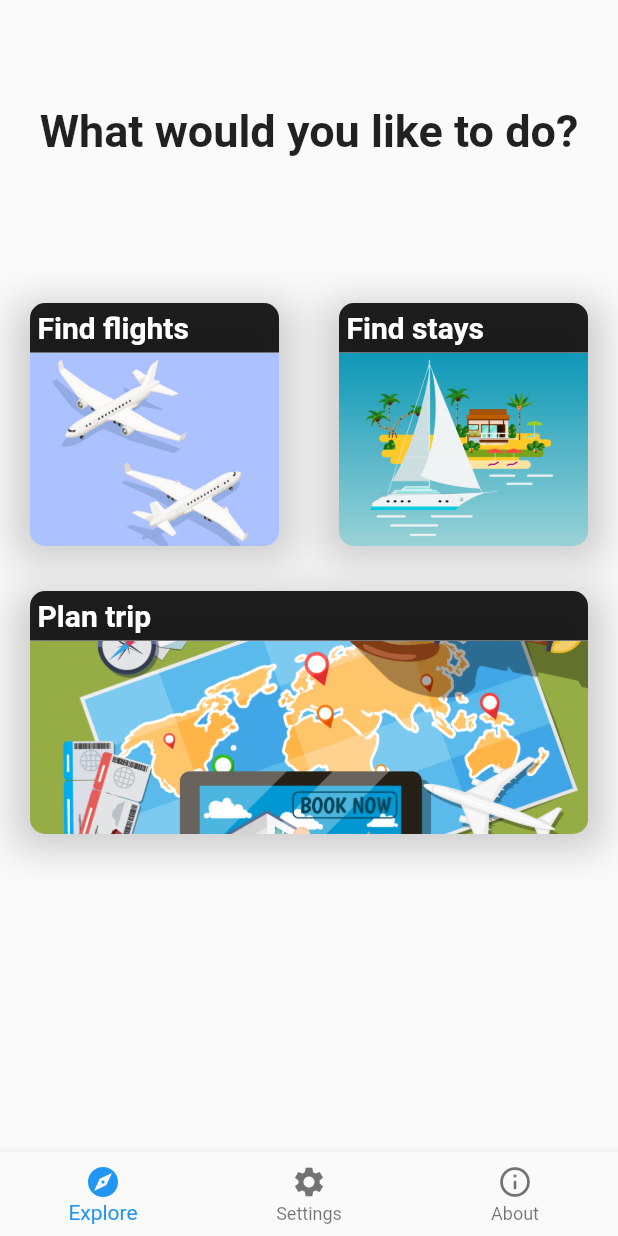
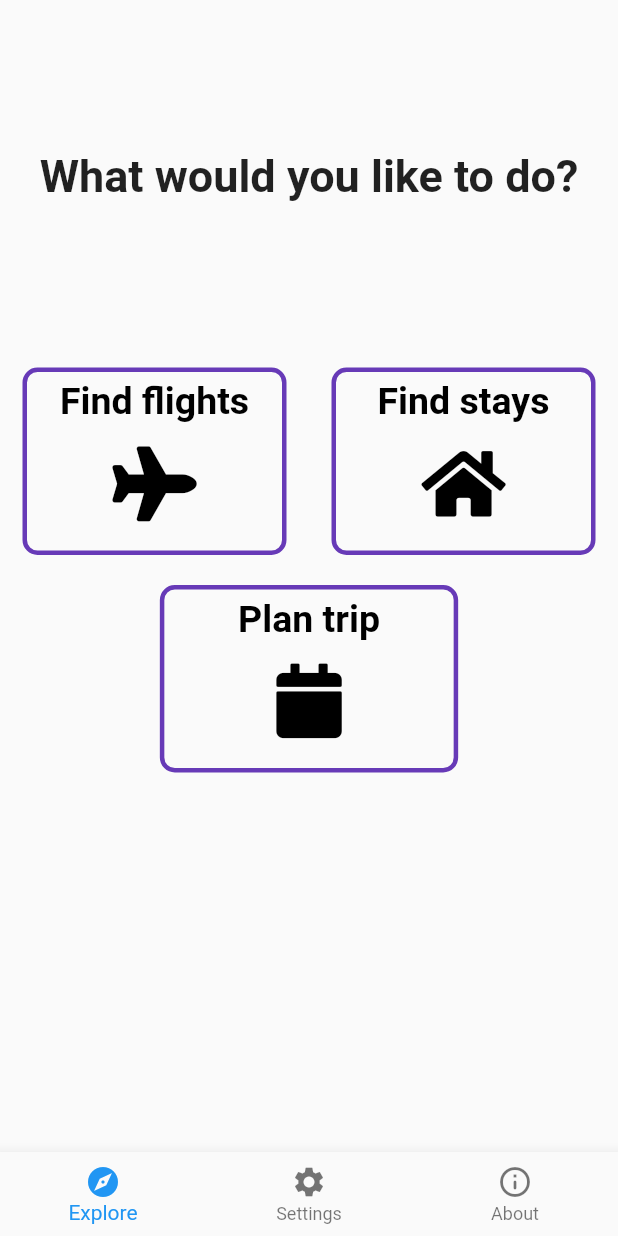
Before and after one commit to tombortniak/TravelFinder, a Flutter app: the screen it shows after launch, on a phone screen of 412 x 824 dp. Run offline on Flutter 3.47's test engine with Material 2 defaults, Android fonts, the light colour scheme and no system bars; our stand-ins replace cloud_firestore, firebase_core, flutter_spinkit, font_awesome_flutter, grouped_list, modal_bottom_sheet and 1 more; missing offline and left inert: emoji_flag_converter; accounts and stored records are empty.

```diff
--- a/lib/components/explore_option_card.dart
+++ b/lib/components/explore_option_card.dart
@@ -1,14 +1,15 @@
 import 'package:flutter/material.dart';
+import 'package:font_awesome_flutter/font_awesome_flutter.dart';
 import 'package:travel_finder/constants.dart';
 
 class ExploreOptionCard extends StatelessWidget {
   final String _title;
-  final AssetImage _image;
+  final IconData _icon;
   final VoidCallback _onTap;
 
-  ExploreOptionCard({required title, required image, required onTap})
+  ExploreOptionCard({required title, required icon, required onTap})
       : _title = title,
-        _image = image,
+        _icon = icon,
         _onTap = onTap;
 
   @override
@@ -16,53 +17,33 @@ class ExploreOptionCard extends StatelessWidget {
     return InkWell(
       onTap: _onTap,
       child: Container(
-        margin: EdgeInsets.all(10.0),
-        decoration: BoxDecoration(boxShadow: [
-          BoxShadow(
-            color: Colors.grey.withOpacity(0.5),
-            blurRadius: 20.0,
-          )
-        ]),
+        margin: EdgeInsets.symmetric(vertical: 10.0, horizontal: 15.0),
+        padding: EdgeInsets.all(5.0),
         child: Column(
+          mainAxisAlignment: MainAxisAlignment.start,
           crossAxisAlignment: CrossAxisAlignment.stretch,
           children: [
-            Container(
-              padding: EdgeInsets.all(5.0),
-              margin: EdgeInsets.only(
-                left: 10.0,
-                right: 10.0,
-              ),
-              decoration: BoxDecoration(
-                color: Colors.black87,
-                borderRadius: BorderRadius.only(
-                  topLeft: Radius.circular(10.0),
-                  topRight: Radius.circular(10.0),
-                ),
-              ),
-              child: Text(
-                _title,
-                style: kOptionCardTextStyle,
-                textAlign: TextAlign.start,
-              ),
+            Text(
+              _title,
+              style: kOptionCardTextStyle,
+              textAlign: TextAlign.center,
             ),
-            Expanded(
-              child: Container(
-                margin: EdgeInsets.only(left: 10.0, right: 10.0, bottom: 10.0),
-                padding: EdgeInsets.all(10.0),
-                decoration: BoxDecoration(
-                  borderRadius: BorderRadius.only(
-                    bottomLeft: Radius.circular(10.0),
-                    bottomRight: Radius.circular(10.0),
-                  ),
-                  image: DecorationImage(
-                    image: _image,
-                    fit: BoxFit.cover,
-                  ),
-                ),
-              ),
+            SizedBox(
+              height: 15.0,
+            ),
+            Icon(
+              _icon,
+              size: 50.0,
+              color: Colors.black,
+            ),
+            SizedBox(
+              height: 15.0,
             ),
           ],
         ),
+        decoration: BoxDecoration(
+            border: Border.all(width: 3.0, color: Colors.deepPurple),
+            borderRadius: BorderRadius.circular(10.0)),
       ),
     );
   }
--- a/lib/components/flight_search_field.dart
+++ b/lib/components/flight_search_field.dart
@@ -33,7 +33,7 @@ class _FlightSearchFieldState extends State<FlightSearchField> {
           ],
         ),
         margin: EdgeInsets.symmetric(horizontal: 15.0, vertical: 2.0),
-        padding: EdgeInsets.all(10.0),
+        padding: EdgeInsets.all(25.0),
         decoration: BoxDecoration(
           color: Colors.white,
           border: Border.all(color: Colors.grey),
--- a/lib/constants.dart
+++ b/lib/constants.dart
@@ -1,4 +1,8 @@
 import 'package:flutter/material.dart';
+
+const kBaseRyanairUrl = 'https://services-api.ryanair.com/farfnd/3/';
+const kOneWayUrl = 'oneWayFares?';
+const kRoundTripUrl = 'roundTripFares?';
 
 const kTitleTextStyle = TextStyle(
   fontSize: 30.0,
@@ -6,8 +10,8 @@ const kTitleTextStyle = TextStyle(
 );
 
 const kOptionCardTextStyle = TextStyle(
-  fontSize: 20.0,
-  color: Colors.white,
+  fontSize: 25.0,
+  color: Colors.black,
   fontWeight: FontWeight.w600,
 );
 
--- a/lib/pages/explore_page.dart
+++ b/lib/pages/explore_page.dart
@@ -1,4 +1,5 @@
 import 'package:flutter/material.dart';
+import 'package:font_awesome_flutter/font_awesome_flutter.dart';
 import 'package:travel_finder/components/explore_option_card.dart';
 import 'package:travel_finder/constants.dart';
 
@@ -13,45 +14,61 @@ class _ExplorePageState extends State<ExplorePage> {
   @override
   Widget build(BuildContext context) {
     return Column(
+      mainAxisAlignment: MainAxisAlignment.start,
       children: [
-        Expanded(
-          child: Container(
-            margin: EdgeInsets.only(top: 70.0),
-            child: Text(
+        Container(
+          margin: EdgeInsets.only(top: 100.0),
+          child: const Text(
             'What would you like to do?',
             textAlign: TextAlign.center,
             style: kTitleTextStyle,
           ),
         ),
+        const SizedBox(
+          height: 100.0,
         ),
-        Expanded(
-          child: Row(
+        Column(
+          children: [
+            Row(
               children: [
                 Expanded(
                   child: ExploreOptionCard(
                     title: 'Find flights',
-                  image: AssetImage('graphics/flights.jpg'),
+                    icon: FontAwesomeIcons.plane,
                     onTap: () => Navigator.pushNamed(context, '/flightSearch'),
                   ),
                 ),
                 Expanded(
                   child: ExploreOptionCard(
                     title: 'Find stays',
-                  image: AssetImage('graphics/stays.jpg'),
+                    icon: FontAwesomeIcons.home,
                     onTap: () {},
                   ),
                 ),
               ],
             ),
+            Row(
+              children: [
+                Expanded(
+                  flex: 2,
+                  child: SizedBox(),
                 ),
                 Expanded(
+                  flex: 5,
                   child: ExploreOptionCard(
                     title: 'Plan trip',
-            image: AssetImage('graphics/trip_plan.jpg'),
+                    icon: FontAwesomeIcons.solidCalendar,
                     onTap: () {},
                   ),
                 ),
-        Expanded(child: SizedBox()),
+                Expanded(
+                  flex: 2,
+                  child: SizedBox(),
+                ),
+              ],
+            ),
+          ],
+        ),
       ],
     );
   }
```
Also changed, not shown: lib/pages/airport_selection_page.dart (+49 -19 lines), lib/pages/flight_search_page.dart (+44 -87 lines), lib/services/http_manager.dart (added, +19 -0 lines), lib/services/json_converter.dart (added, +21 -0 lines). Lines whose indentation alone changed are shown as unchanged.
